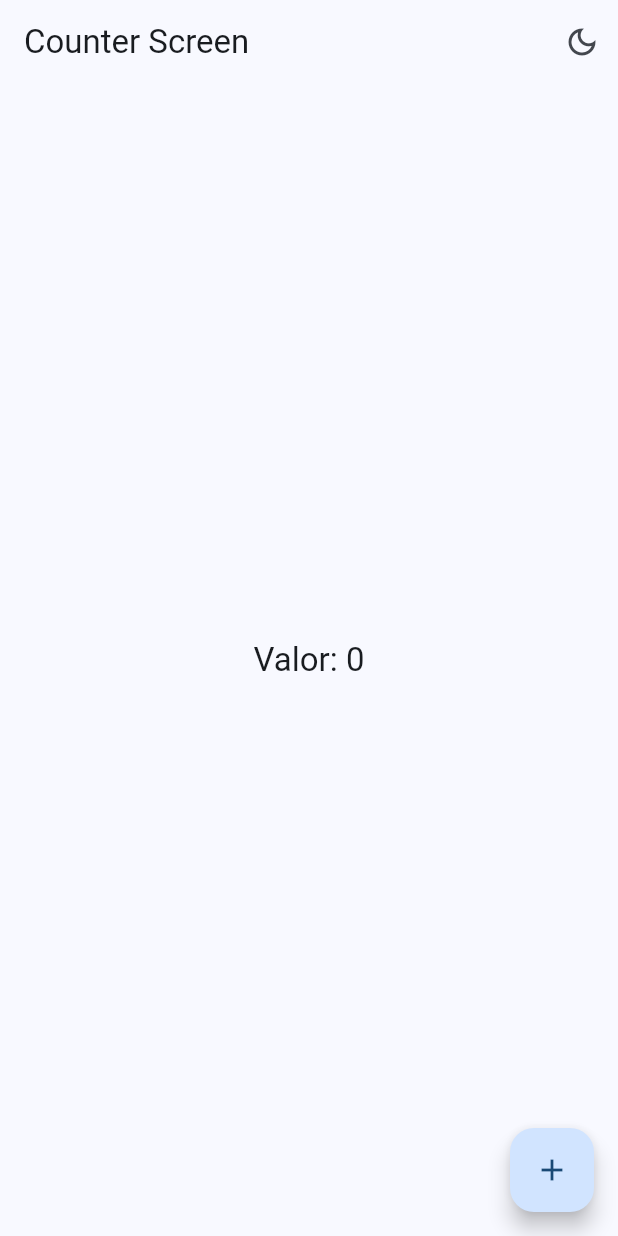
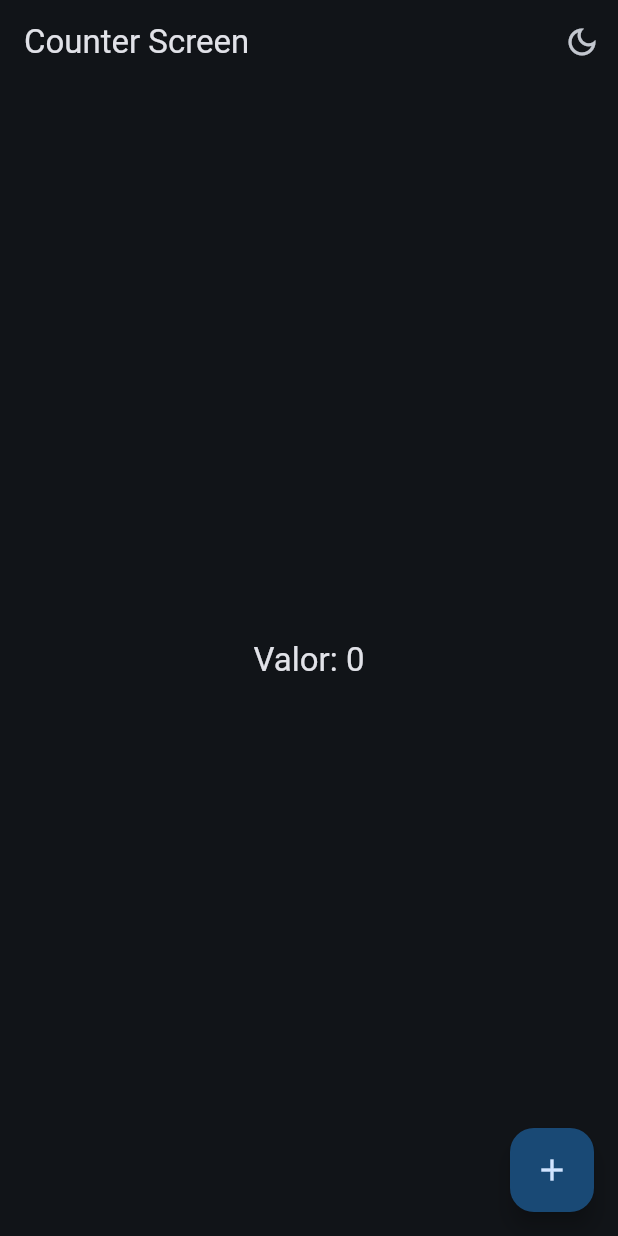
Before and after one commit to JesuuusArt/Practicas_DMI_220772, a Flutter app: the CounterScreen screen opened by its route, after a tap on the "light mode" icon, on a phone screen of 412 x 824 dp. Run offline on Flutter 3.47's test engine with Material 3 defaults, Android fonts, the light colour scheme and no system bars; our stand-ins replace animate_do, audioplayers, dio, flutter_riverpod, go_router, shared_preferences and 3 more; missing offline and left inert: webview_flutter_android; accounts and stored records are empty.

Commit message:
Practica 05
Arregle el boton de la luna y el sol en la pantalla del contador para que tambien cambie toda la aplicacion a modo oscuro o claro.

```diff
--- a/Practica05/widgets_app/lib/presentation/screen/counter/counter_screen.dart
+++ b/Practica05/widgets_app/lib/presentation/screen/counter/counter_screen.dart
@@ -15,7 +15,7 @@ class CounterScreen extends ConsumerWidget {
   Widget build(BuildContext context, WidgetRef ref) {
 
     final int clickCounter = ref.watch( counterProvider );
-    final bool isDarkmode = ref.watch( isDarkmodeProvider );
+    final bool isDarkmode = ref.watch( themeNotifierProvider ).isDarkmode;
 
     return Scaffold(
       appBar: AppBar(
@@ -24,8 +24,10 @@ class CounterScreen extends ConsumerWidget {
           IconButton(
             icon: Icon( isDarkmode ? Icons.dark_mode_outlined : Icons.light_mode_outlined ),
             onPressed: () {
-              ref.read( isDarkmodeProvider.notifier )
-                .update((state) => !state );
+              // ref.read( isDarkmodeProvider.notifier )
+              //   .update((state) => !state );
+              ref.read( themeNotifierProvider.notifier )
+                .toggleDarkmode();
             },
           )
         ],
```
